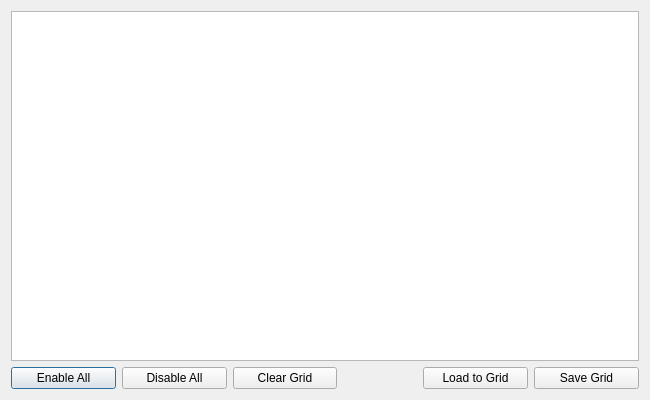
Above: framesenderwindow.ui from f0ghua/SavvyCAN before the change. Below: the same form after it.
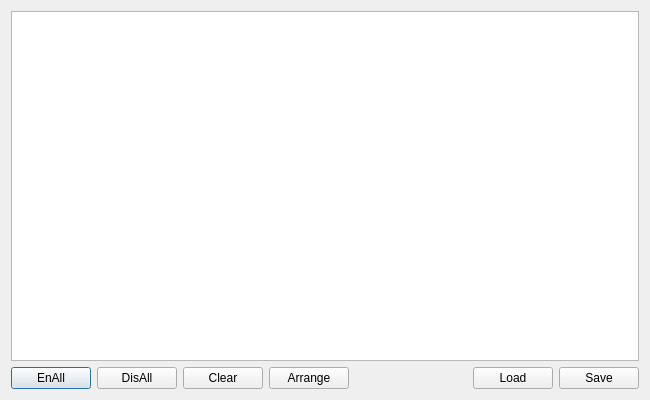
That is the form after the change.

Commit message: ! change layout of framewindow for using comfortable

Diff of the .ui file:
```diff
--- a/framesenderwindow.ui
+++ b/framesenderwindow.ui
@@ -22,25 +22,32 @@
     </widget>
    </item>
    <item>
-    <layout class="QHBoxLayout" name="horizontalLayout">
+    <layout class="QHBoxLayout" name="horizontalLayout" stretch="1,1,1,1,2,1,1">
      <item>
       <widget class="QPushButton" name="btnEnableAll">
        <property name="text">
-        <string>Enable All</string>
+        <string>EnAll</string>
        </property>
       </widget>
      </item>
      <item>
       <widget class="QPushButton" name="btnDisableAll">
        <property name="text">
-        <string>Disable All</string>
+        <string>DisAll</string>
        </property>
       </widget>
      </item>
      <item>
       <widget class="QPushButton" name="btnClearGrid">
        <property name="text">
-        <string>Clear Grid</string>
+        <string>Clear</string>
+       </property>
+      </widget>
+     </item>
+     <item>
+      <widget class="QPushButton" name="btnReArrange">
+       <property name="text">
+        <string>Arrange</string>
        </property>
       </widget>
      </item>
@@ -50,12 +57,12 @@
         <enum>Qt::Horizontal</enum>
        </property>
        <property name="sizeType">
-        <enum>QSizePolicy::Fixed</enum>
+        <enum>QSizePolicy::Preferred</enum>
        </property>
        <property name="sizeHint" stdset="0">
         <size>
-         <width>80</width>
-         <height>20</height>
+         <width>0</width>
+         <height>0</height>
         </size>
        </property>
       </spacer>
@@ -63,14 +70,14 @@
      <item>
       <widget class="QPushButton" name="btnLoadGrid">
        <property name="text">
-        <string>Load to Grid</string>
+        <string>Load</string>
        </property>
       </widget>
      </item>
      <item>
       <widget class="QPushButton" name="btnSaveGrid">
        <property name="text">
-        <string>Save Grid</string>
+        <string>Save</string>
        </property>
       </widget>
      </item>
```
The commit also changes 2 other files.
